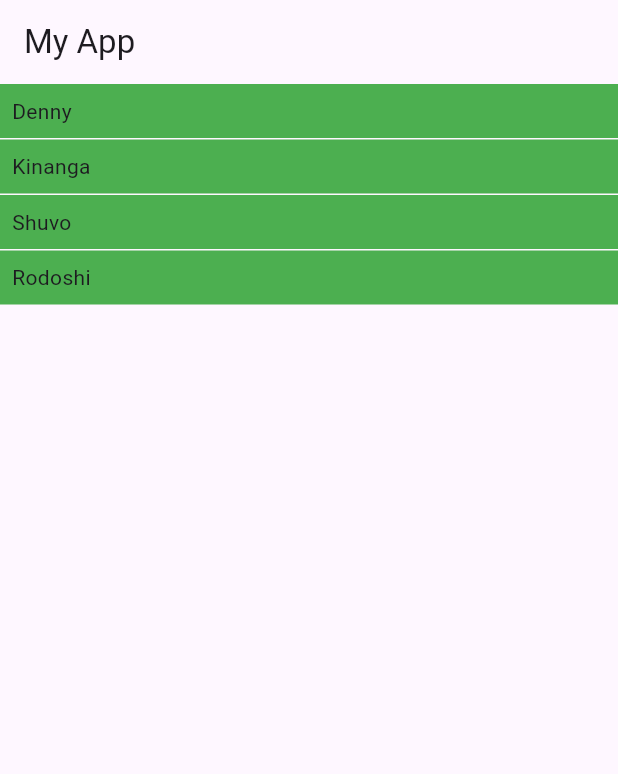
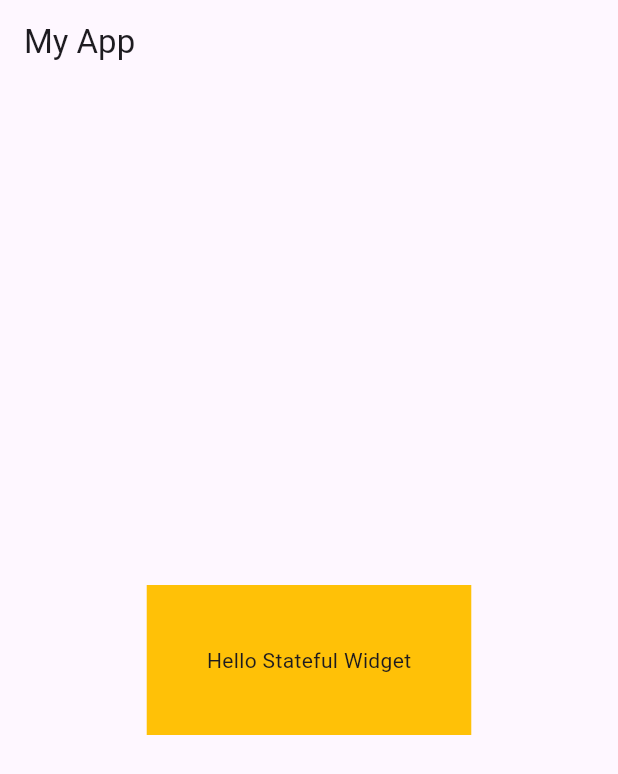
Before and after one commit to denny254/Flutter_Tutorials, a Flutter app: the screen it shows after launch, on a phone screen of 412 x 824 dp. Shown: the top 774 px of the screen. Run offline on Flutter 3.47's test engine with Material 3 defaults, Android fonts, the phone set to English and light mode, and no system bars.

Commit message:
stateful

```diff
--- a/lib/main.dart
+++ b/lib/main.dart
@@ -38,7 +38,36 @@ class MyApp extends StatelessWidget {
         appBar: AppBar(
           title: const Text("My App"),
         ),
-        body: Home()
+        body: const MyFirstStatfulWidget()),
+    );
+  }
+}
+
+
+
+class MyFirstStatfulWidget extends StatefulWidget {
+  const MyFirstStatfulWidget({super.key});
+
+  @override
+  State<MyFirstStatfulWidget> createState() => _MyFirstStatfulWidgetState();
+}
+
+class _MyFirstStatfulWidgetState extends State<MyFirstStatfulWidget> {
+  bool isGreen =false;
+  @override
+  Widget build(BuildContext context) {
+    return Center(
+      child: GestureDetector(
+        onTap: () =>{
+          // ignore: unnecessary_set_literal
+          setState(()=>{
+            isGreen = !isGreen
+          })
+        },
+        child: Container(
+          padding: const EdgeInsets.all(40),
+          color: isGreen ? Colors.green :Colors.amber,
+          child: const Text("Hello Stateful Widget")),
       ),
     );
   }
```
